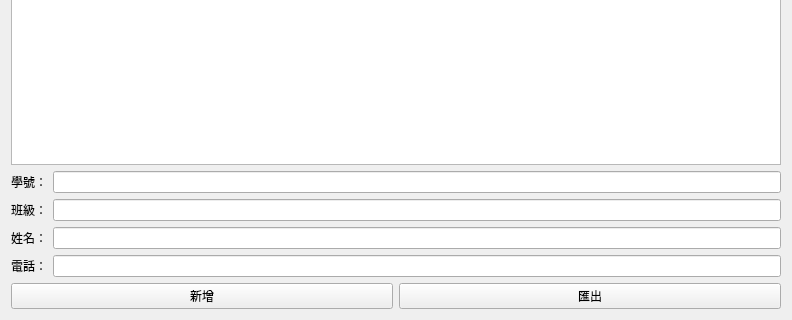
Qt form mywidget.ui (kim645631/ContactBook) before a commit; both pictures show x 0 to 792 and y 287 to 607 of the 792 by 607 pixel window.
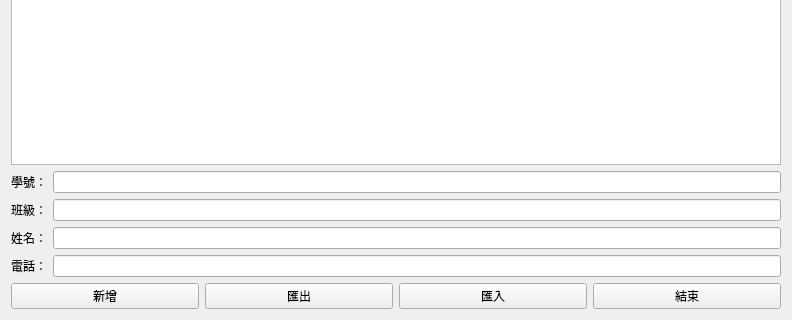
The same form after that commit.

What changed in the file:
```diff
--- a/mywidget.ui
+++ b/mywidget.ui
@@ -16,24 +16,6 @@
   <layout class="QGridLayout" name="gridLayout_2">
    <item row="0" column="0">
     <layout class="QGridLayout" name="gridLayout">
-     <item row="3" column="0">
-      <layout class="QHBoxLayout" name="horizontalLayout">
-       <item>
-        <widget class="QPushButton" name="pushButton_2">
-         <property name="text">
-          <string>新增</string>
-         </property>
-        </widget>
-       </item>
-       <item>
-        <widget class="QPushButton" name="pushButton">
-         <property name="text">
-          <string>匯出</string>
-         </property>
-        </widget>
-       </item>
-      </layout>
-     </item>
      <item row="2" column="0">
       <layout class="QFormLayout" name="formLayout">
        <item row="0" column="0">
@@ -83,6 +65,38 @@
      </item>
     </layout>
    </item>
+   <item row="1" column="0">
+    <layout class="QHBoxLayout" name="horizontalLayout">
+     <item>
+      <widget class="QPushButton" name="pushButton_2">
+       <property name="text">
+        <string>新增</string>
+       </property>
+      </widget>
+     </item>
+     <item>
+      <widget class="QPushButton" name="pushButton">
+       <property name="text">
+        <string>匯出</string>
+       </property>
+      </widget>
+     </item>
+     <item>
+      <widget class="QPushButton" name="pushButton_3">
+       <property name="text">
+        <string>匯入</string>
+       </property>
+      </widget>
+     </item>
+     <item>
+      <widget class="QPushButton" name="pushButton_4">
+       <property name="text">
+        <string>結束</string>
+       </property>
+      </widget>
+     </item>
+    </layout>
+   </item>
   </layout>
  </widget>
  <resources/>
```
